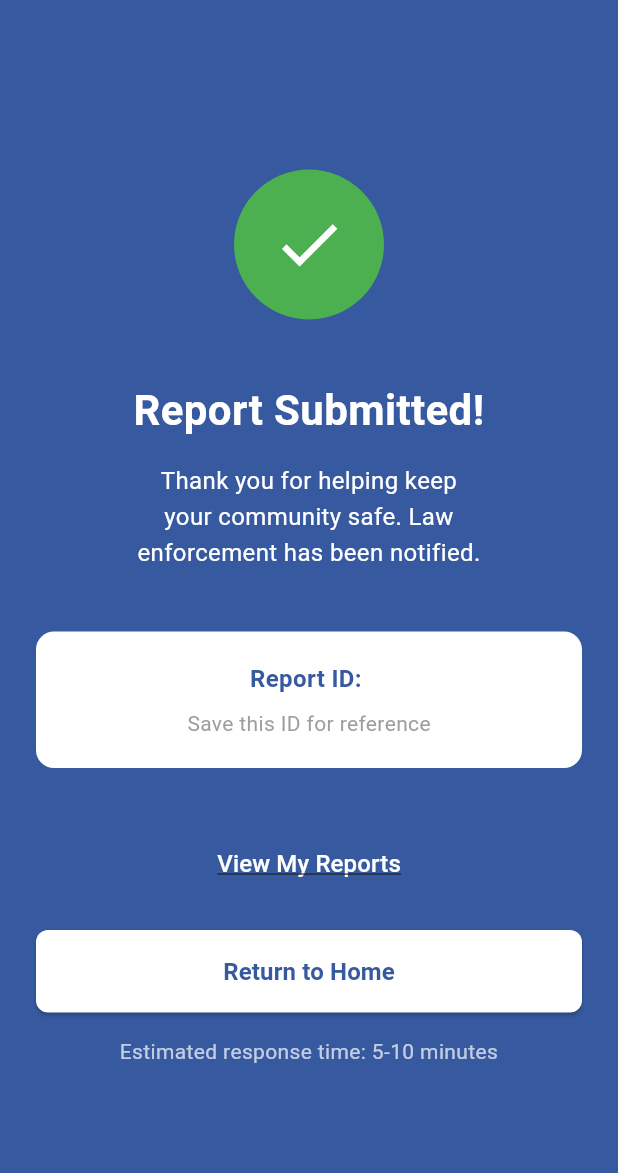
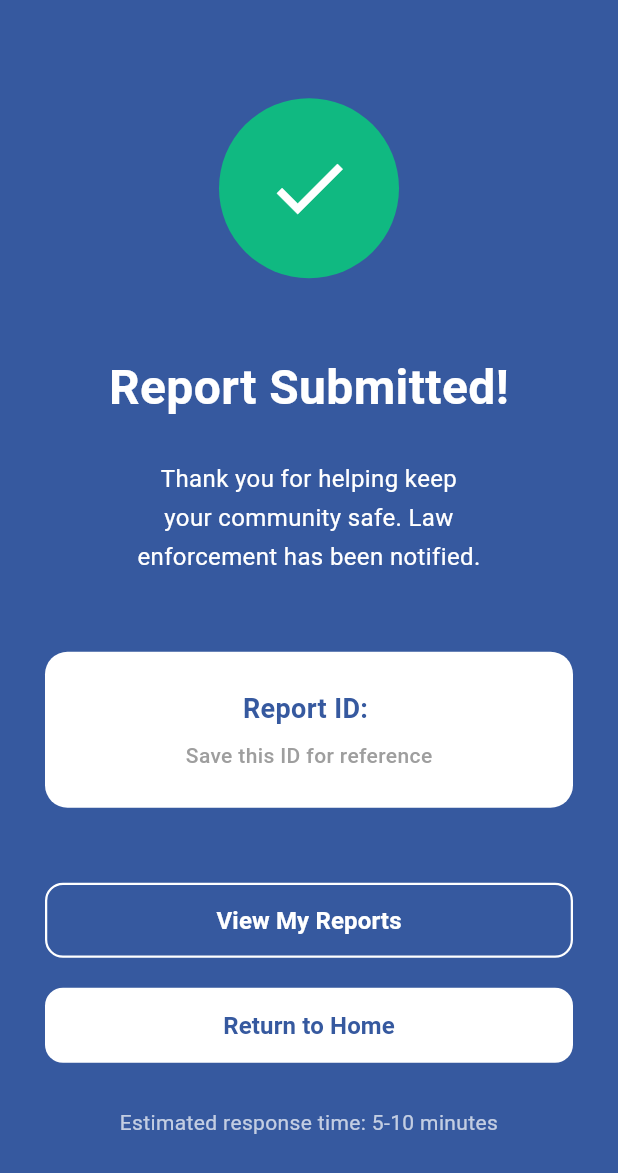
Before and after one commit to answermk/Safe-Report, a Flutter app: the ReportSuccessScreen screen opened directly, on a phone screen of 412 x 824 dp. Shown: the top 1173 px of the screen. Run offline on Flutter 3.47's test engine with Material 3 defaults, Android fonts, the phone set to English and light mode, and no system bars.

Commit message:
mobile user

```diff
--- a/lib/screens/report_success_screen.dart
+++ b/lib/screens/report_success_screen.dart
@@ -1,4 +1,6 @@
 import 'package:flutter/material.dart';
+import 'dashboard_screen.dart';
+import 'report_details_screen.dart';
 
 class ReportSuccessScreen extends StatelessWidget {
   final String reportId;
@@ -14,39 +16,41 @@ class ReportSuccessScreen extends StatelessWidget {
       backgroundColor: const Color(0xFF36599F),
       body: SafeArea(
         child: Padding(
-          padding: const EdgeInsets.all(24.0),
+          padding: const EdgeInsets.symmetric(horizontal: 30, vertical: 40),
           child: Column(
             mainAxisAlignment: MainAxisAlignment.center,
             children: [
+              const Spacer(),
+
               // Success Icon
               Container(
-                width: 100,
-                height: 100,
+                width: 120,
+                height: 120,
                 decoration: const BoxDecoration(
-                  color: Color(0xFF4CAF50),
+                  color: Color(0xFF10B981),
                   shape: BoxShape.circle,
                 ),
                 child: const Icon(
                   Icons.check,
                   color: Colors.white,
-                  size: 50,
+                  size: 60,
                 ),
               ),
 
-              const SizedBox(height: 40),
+              const SizedBox(height: 50),
 
               // Title
               const Text(
                 'Report Submitted!',
                 style: TextStyle(
                   color: Colors.white,
-                  fontSize: 28,
-                  fontWeight: FontWeight.bold,
+                  fontSize: 32,
+                  fontWeight: FontWeight.w700,
                 ),
                 textAlign: TextAlign.center,
               ),
 
-              const SizedBox(height: 16),
+              const SizedBox(height: 25),
 
               // Subtitle
               const Text(
@@ -54,20 +58,21 @@ class ReportSuccessScreen extends StatelessWidget {
                 style: TextStyle(
                   color: Colors.white,
                   fontSize: 16,
-                  height: 1.5,
+                  height: 1.6,
+                  fontWeight: FontWeight.w400,
                 ),
                 textAlign: TextAlign.center,
               ),
 
-              const SizedBox(height: 40),
+              const SizedBox(height: 50),
 
               // Report ID Card
               Container(
                 width: double.infinity,
-                padding: const EdgeInsets.all(20),
+                padding: const EdgeInsets.all(25),
                 decoration: BoxDecoration(
                   color: Colors.white,
-                  borderRadius: BorderRadius.circular(12),
+                  borderRadius: BorderRadius.circular(15),
                 ),
                 child: Column(
                   children: [
@@ -75,8 +80,8 @@ class ReportSuccessScreen extends StatelessWidget {
                       'Report ID: $reportId',
                       style: const TextStyle(
                         color: Color(0xFF36599F),
-                        fontSize: 16,
-                        fontWeight: FontWeight.bold,
+                        fontSize: 18,
+                        fontWeight: FontWeight.w700,
                       ),
                     ),
                     const SizedBox(height: 8),
@@ -85,25 +90,49 @@ class ReportSuccessScreen extends StatelessWidget {
                       style: TextStyle(
                         color: Colors.grey,
                         fontSize: 14,
+                        fontWeight: FontWeight.w500,
                       ),
                     ),
                   ],
                 ),
               ),
 
-              const SizedBox(height: 40),
+              const SizedBox(height: 50),
 
               // View My Reports Button
-              TextButton(
+              SizedBox(
+                width: double.infinity,
+                height: 50,
+                child: OutlinedButton(
                   onPressed: () {
-                  // Navigate to reports history
+                    // Navigate to report details with the current report ID
+                    Navigator.push(
+                      context,
+                      MaterialPageRoute(
+                        builder: (context) => ReportDetailsScreen(
+                          reportId: reportId,
+                          reportData: {
+                            'id': reportId,
+                            'status': 'submitted',
+                            'submittedAt': DateTime.now().toIso8601String(),
                           },
+                        ),
+                      ),
+                    );
+                  },
+                  style: OutlinedButton.styleFrom(
+                    foregroundColor: Colors.white,
+                    side: const BorderSide(color: Colors.white, width: 1.5),
+                    shape: RoundedRectangleBorder(
+                      borderRadius: BorderRadius.circular(12),
+                    ),
+                  ),
                   child: const Text(
                     'View My Reports',
                     style: TextStyle(
-                    color: Colors.white,
                       fontSize: 16,
-                    decoration: TextDecoration.underline,
+                      fontWeight: FontWeight.w600,
+                    ),
                   ),
                 ),
               ),
@@ -113,17 +142,24 @@ class ReportSuccessScreen extends StatelessWidget {
               // Return to Home Button
               SizedBox(
                 width: double.infinity,
+                height: 50,
                 child: ElevatedButton(
                   onPressed: () {
-                    Navigator.of(context).popUntil((route) => route.isFirst);
+                    Navigator.pushAndRemoveUntil(
+                      context,
+                      MaterialPageRoute(
+                        builder: (context) => const DashboardScreen(),
+                      ),
+                          (route) => false,
+                    );
                   },
                   style: ElevatedButton.styleFrom(
                     backgroundColor: Colors.white,
                     foregroundColor: const Color(0xFF36599F),
-                    padding: const EdgeInsets.symmetric(vertical: 16),
                     shape: RoundedRectangleBorder(
-                      borderRadius: BorderRadius.circular(8),
+                      borderRadius: BorderRadius.circular(12),
                     ),
+                    elevation: 0,
                   ),
                   child: const Text(
                     'Return to Home',
@@ -135,7 +171,7 @@ class ReportSuccessScreen extends StatelessWidget {
                 ),
               ),
 
-              const SizedBox(height: 16),
+              const SizedBox(height: 30),
 
               // Response time
               const Text(
@@ -143,9 +179,12 @@ class ReportSuccessScreen extends StatelessWidget {
                 style: TextStyle(
                   color: Colors.white70,
                   fontSize: 14,
+                  fontWeight: FontWeight.w400,
                 ),
                 textAlign: TextAlign.center,
               ),
+
+              const Spacer(),
             ],
           ),
         ),
```
Lines whose indentation alone changed are shown as unchanged.
